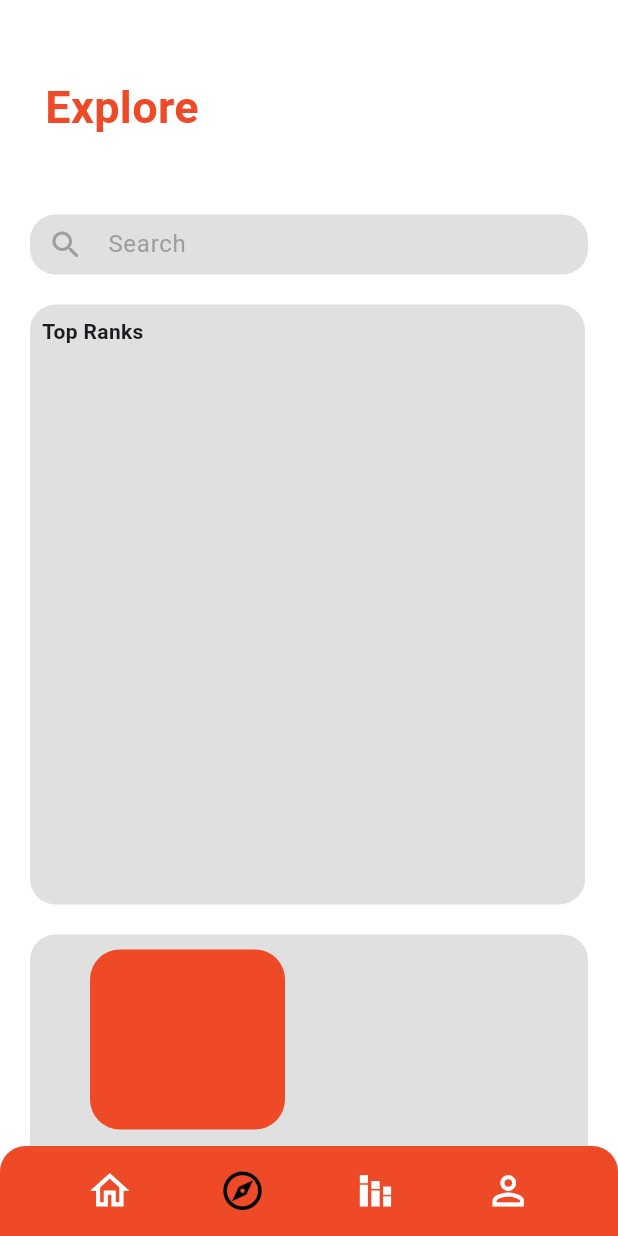
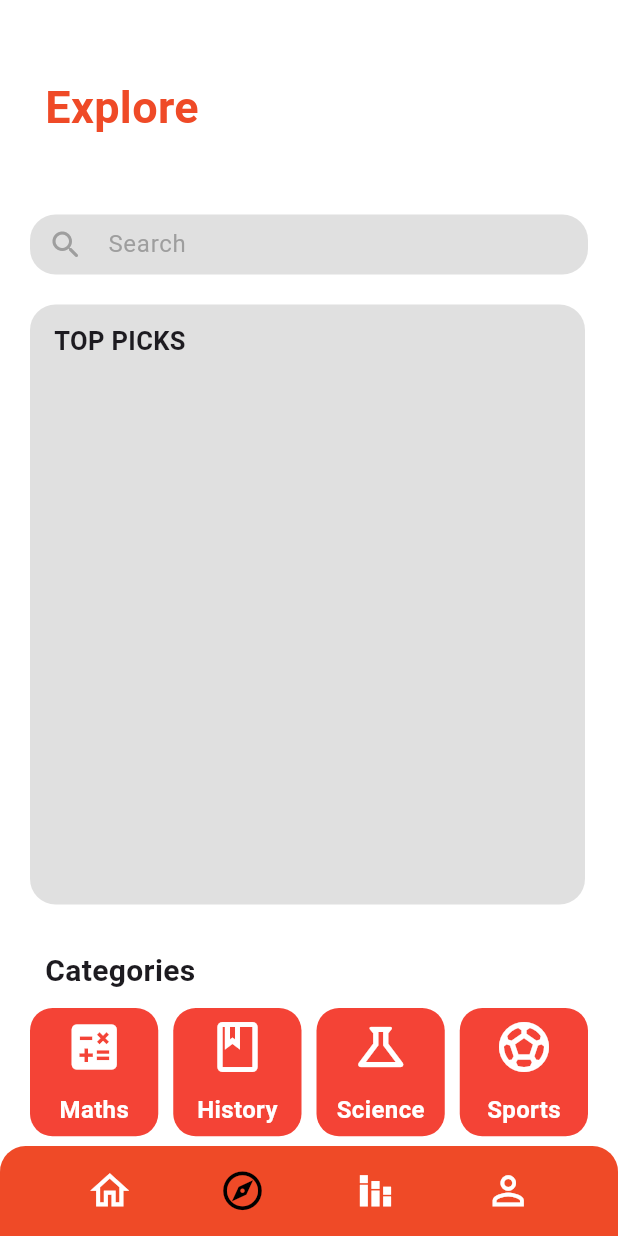
Before and after one commit to admin123KK/quizzes, a Flutter app: the Explorepage screen opened directly, on a phone screen of 412 x 824 dp. Run offline on Flutter 3.47's test engine with Material 3 defaults, Android fonts, the phone set to English and light mode, and no system bars.

Commit message:
explore page 40%

```diff
--- a/lib/explorepage.dart
+++ b/lib/explorepage.dart
@@ -1,4 +1,7 @@
 import 'package:flutter/material.dart';
+import 'package:quiznep/registerpage.dart';
+import 'package:quiznep/signinpage.dart';
+import 'package:quiznep/verifypage.dart';
 import 'package:quiznep/welcompage.dart';
 
 class Explorepage extends StatefulWidget {
@@ -62,45 +65,42 @@ class _ExplorepageState extends State<Explorepage> {
                         color: Colors.grey.shade300,
                         borderRadius: BorderRadius.circular(17)),
                     child: const Padding(
-                      padding: EdgeInsets.all(8.0),
+                      padding: EdgeInsets.all(12.0),
                       child: Text(
-                        'Top Ranks',
-                        style: TextStyle(fontWeight: FontWeight.bold),
+                        ' TOP PICKS',
+                        style: TextStyle(
+                            fontWeight: FontWeight.bold, fontSize: 17),
                       ),
                     ),
                   ),
                 ),
+                const Padding(
+                  padding:
+                      const EdgeInsets.symmetric(horizontal: 30, vertical: 10),
+                  child: Text(
+                    'Categories',
+                    style: TextStyle(fontWeight: FontWeight.bold, fontSize: 20),
+                  ),
+                ),
                 Padding(
-                  padding: const EdgeInsets.symmetric(horizontal: 20),
-                  child: Container(
-                    height: 400,
-                    decoration: BoxDecoration(
-                        color: Colors.grey.shade300,
-                        borderRadius: BorderRadius.circular(17)),
-                    child: Expanded(
-                      child: ListView.builder(
-                          itemCount: 2,
-                          itemBuilder: (context, index) {
-                            return Row(
-                              mainAxisAlignment: MainAxisAlignment.spaceBetween,
-                              children: [
-                                Padding(
-                                  padding: const EdgeInsets.symmetric(
-                                      vertical: 10, horizontal: 40),
-                                  child: Container(
-                                    height: 120,
-                                    width: 130,
-                                    decoration: BoxDecoration(
-                                        color: Color(0XFFEF4A27),
-                                        borderRadius:
-                                            BorderRadius.circular(20)),
-                                  ),
-                                ),
-                              ],
-                            );
-                          }),
-                    ),
+                  padding: const EdgeInsets.symmetric(
+                    horizontal: 20,
                   ),
+                  child: GridView.count(
+                      crossAxisCount: 4,
+                      crossAxisSpacing: 10,
+                      shrinkWrap: true,
+                      physics: NeverScrollableScrollPhysics(),
+                      children: [
+                        buildCategoryBox('Maths', Icons.calculate, Colors.red,
+                            context, Welcompage()),
+                        buildCategoryBox('History', Icons.book_outlined,
+                            Colors.red, context, Signinpage()),
+                        buildCategoryBox('Science', Icons.science_outlined,
+                            Colors.red, context, Registerpage()),
+                        buildCategoryBox('Sports', Icons.sports_soccer,
+                            Colors.red, context, Verifypage())
+                      ]),
                 ),
               ],
             ),
@@ -156,3 +156,38 @@ class _ExplorepageState extends State<Explorepage> {
     );
   }
 }
+
+Widget buildCategoryBox(
+    String title, IconData icon, Color color, BuildContext context, page) {
+  return InkWell(
+    onTap: () {
+      Navigator.push(context, MaterialPageRoute(builder: (context) => page));
+      // Navigate to the respective page
+    },
+    child: Container(
+      decoration: BoxDecoration(
+        color: color,
+        borderRadius: BorderRadius.circular(15),
+      ),
+      child: Column(
+        mainAxisAlignment: MainAxisAlignment.center,
+        children: [
+          Icon(
+            icon,
+            size: 40,
+            color: Colors.white,
+          ),
+          const SizedBox(height: 10),
+          Text(
+            title,
+            style: const TextStyle(
+              color: Colors.white,
+              fontWeight: FontWeight.bold,
+              fontSize: 16,
+            ),
+          ),
+        ],
+      ),
+    ),
+  );
+}
--- /dev/null
+++ b/lib/mathspage.dart
@@ -0,0 +1,15 @@
+import 'package:flutter/material.dart';
+
+class Mathpage extends StatefulWidget {
+  const Mathpage({super.key});
+
+  @override
+  State<Mathpage> createState() => _MathpageState();
+}
+
+class _MathpageState extends State<Mathpage> {
+  @override
+  Widget build(BuildContext context) {
+    return const Scaffold();
+  }
+}
```
